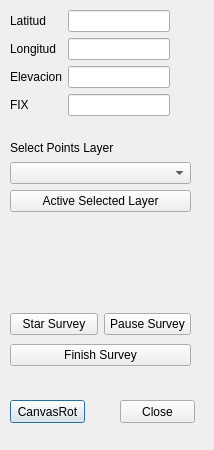
Before: the Qt Designer form dlgmain.ui in anuzcan/qgis_plugin_point_survey, drawn with Qt 5.
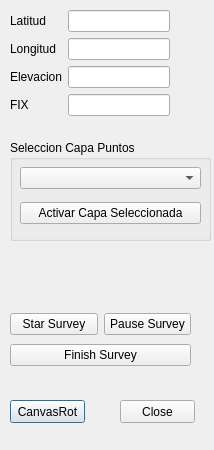
After: the same form once the commit is applied. Custom widgets are drawn as their Qt base class.

Patch:
```diff
--- a/dlgmain.ui
+++ b/dlgmain.ui
@@ -44,35 +44,6 @@
     <string>CanvasRot</string>
    </property>
   </widget>
-  <widget class="QWidget" name="verticalLayoutWidget_5">
-   <property name="geometry">
-    <rect>
-     <x>10</x>
-     <y>140</y>
-     <width>181</width>
-     <height>72</height>
-    </rect>
-   </property>
-   <layout class="QVBoxLayout" name="verticalLayout_5">
-    <item>
-     <widget class="QLabel" name="label">
-      <property name="text">
-       <string>Select Points Layer</string>
-      </property>
-     </widget>
-    </item>
-    <item>
-     <widget class="QgsMapLayerComboBox" name="mMapLayerComboBox"/>
-    </item>
-    <item>
-     <widget class="QPushButton" name="buttonSelectLayer">
-      <property name="text">
-       <string>Active Selected Layer</string>
-      </property>
-     </widget>
-    </item>
-   </layout>
-  </widget>
   <widget class="QPushButton" name="buttonAbort">
    <property name="geometry">
     <rect>
@@ -178,6 +149,41 @@
     </item>
    </layout>
   </widget>
+  <widget class="QGroupBox" name="groupBox">
+   <property name="geometry">
+    <rect>
+     <x>10</x>
+     <y>140</y>
+     <width>201</width>
+     <height>101</height>
+    </rect>
+   </property>
+   <property name="title">
+    <string>Seleccion Capa Puntos</string>
+   </property>
+   <widget class="QWidget" name="verticalLayoutWidget_5">
+    <property name="geometry">
+     <rect>
+      <x>10</x>
+      <y>20</y>
+      <width>181</width>
+      <height>72</height>
+     </rect>
+    </property>
+    <layout class="QVBoxLayout" name="verticalLayout_5">
+     <item>
+      <widget class="QgsMapLayerComboBox" name="mMapLayerComboBox"/>
+     </item>
+     <item>
+      <widget class="QPushButton" name="buttonSelectLayer">
+       <property name="text">
+        <string>Activar Capa Seleccionada</string>
+       </property>
+      </widget>
+     </item>
+    </layout>
+   </widget>
+  </widget>
  </widget>
  <customwidgets>
   <customwidget>
```
Left out of the diff: 1 changed line with no effect on the pictures.
